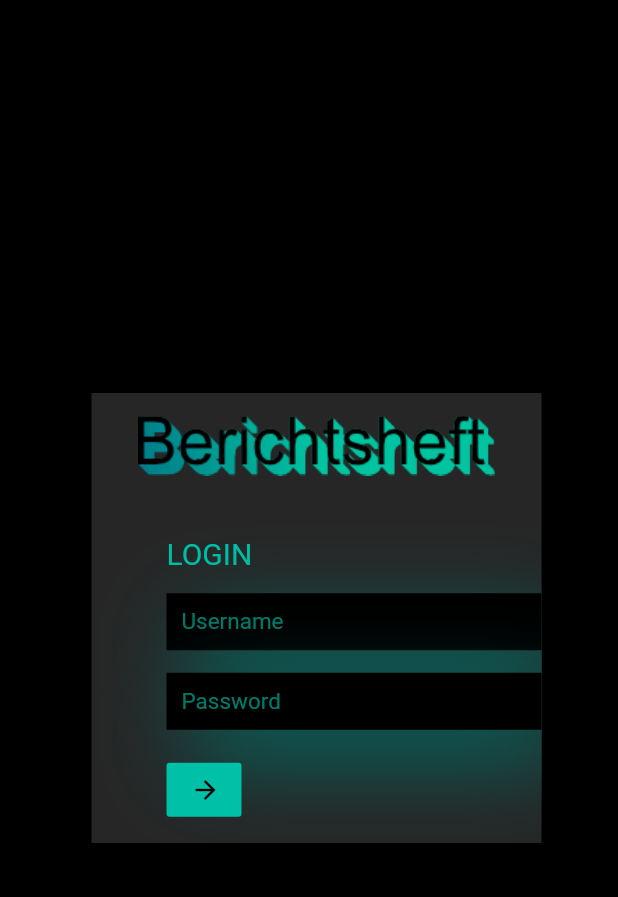
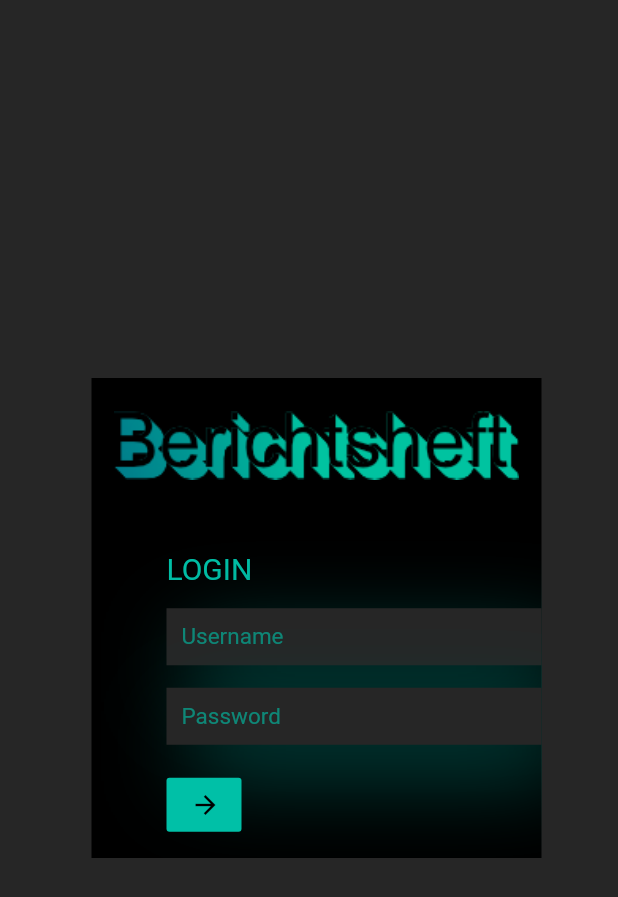
Before and after one commit to Kassan424kh/bh_app, a Flutter app: the screen it shows after launch, after a tap on the "power settings new" icon, on a phone screen of 412 x 824 dp. Shown: the top 897 px of the screen. Run offline on Flutter 3.47's test engine with Material 2 defaults, Android fonts, the phone set to English and light mode, and no system bars; our stand-ins replace google_fonts.

Commit message:
added sites component and fixed animations between login and navigation

```diff
--- a/flutter_berichtsheft_app/lib/MyApp.dart
+++ b/flutter_berichtsheft_app/lib/MyApp.dart
@@ -19,8 +19,8 @@ class MyApp extends StatelessWidget {
           children: <Widget>[
             Expanded(
               child: AnimatedContainer(
-                duration: Duration(milliseconds: 350),
-                color: _selectedTheme[_isLoggedIn ? ElementStylingParameters.primaryColor : ElementStylingParameters.primaryAccentColor],
+                duration: Duration(milliseconds: Styling.durationAnimation),
+                color: _selectedTheme[ElementStylingParameters.primaryColor],
                 child: StartSite(),
               ),
             ),
--- a/flutter_berichtsheft_app/lib/components/app_logo.dart
+++ b/flutter_berichtsheft_app/lib/components/app_logo.dart
@@ -15,11 +15,11 @@ class AppLogo extends StatelessWidget {
   Widget build(BuildContext context) {
     final _selectedTheme = Provider.of<StylingProvider>(context, listen: false).selectedTheme;
     return Expanded(
-      flex: 1,
-      child: Hero(
-        tag: "app_logo",
-        child: Container(
+      child: LayoutBuilder(
+        builder: (BuildContext context, BoxConstraints boxConstraints) => AnimatedContainer(
+          duration: Duration(milliseconds: Styling.durationAnimation),
           padding: padding,
+          constraints: BoxConstraints.expand(),
           child: Image.asset(
             _selectedTheme[ElementStylingParameters.logoImage],
             fit: BoxFit.fitWidth,
--- a/flutter_berichtsheft_app/lib/components/navigation/components/navigation_buttons.dart
+++ b/flutter_berichtsheft_app/lib/components/navigation/components/navigation_buttons.dart
@@ -14,8 +14,9 @@ class NavigationButtons extends StatelessWidget {
         ),
         child: Align(
           alignment: Alignment.centerRight,
-          child: Flex(
-            direction: Axis.vertical,
+          child: ListView(
+            scrollDirection: Axis.vertical,
+
             children: <Widget>[
               NavigationButton(
                 text: "HOME",
@@ -36,6 +37,11 @@ class NavigationButtons extends StatelessWidget {
               NavigationButton(
                 text: "Deleted",
                 icon: Icons.delete_sweep,
+                onPressed: () {},
+              ),
+              NavigationButton(
+                text: "Draft",
+                icon: Icons.attachment,
                 onPressed: () {},
               ),
             ],
@@ -63,14 +69,12 @@ class NavigationButton extends StatelessWidget {
   @override
   Widget build(BuildContext context) {
     final _selectedTheme = Provider.of<StylingProvider>(context).selectedTheme;
-    return Flexible(
-      flex: 1,
-      child: Container(
+    return Container(
       margin: EdgeInsets.only(bottom: 20),
       height: 50,
       child: LayoutBuilder(
         builder: (BuildContext context, BoxConstraints constraints) => AnimatedContainer(
-            duration: Duration(milliseconds: 350),
+          duration: Duration(milliseconds: Styling.durationAnimation),
           curve: Curves.easeInOutCubic,
           width: constraints.maxWidth,
           color: _selectedTheme[isActive ? ElementStylingParameters.primaryColor : ElementStylingParameters.primaryAccentColor],
@@ -81,7 +85,7 @@ class NavigationButton extends StatelessWidget {
             child: Row(
               children: <Widget>[
                 AnimatedContainer(
-                    duration: Duration(milliseconds: 350),
+                  duration: Duration(milliseconds: Styling.durationAnimation),
                   curve: Curves.easeInOutCubic,
                   width: isActive ? 0 : 30,
                 ),
@@ -93,7 +97,6 @@ class NavigationButton extends StatelessWidget {
           ),
         ),
       ),
-      ),
     );
   }
 }
--- a/flutter_berichtsheft_app/lib/components/navigation/components/profile/components/bottom_buttons.dart
+++ b/flutter_berichtsheft_app/lib/components/navigation/components/profile/components/bottom_buttons.dart
@@ -68,7 +68,7 @@ class Button extends StatelessWidget {
         highlightElevation: 0,
         disabledElevation: 0,
         focusElevation: 0,
-        animationDuration: Duration(milliseconds: 350),
+        animationDuration: Duration(milliseconds: Styling.durationAnimation),
         color: color.withOpacity(_selectedTheme[ElementStylingParameters.buttonsBackgroundColorOpacity]),
         splashColor: color.withOpacity(_selectedTheme[ElementStylingParameters.splashOpacity]),
         focusColor: Colors.transparent,
--- a/flutter_berichtsheft_app/lib/components/ui_text_form_field.dart
+++ b/flutter_berichtsheft_app/lib/components/ui_text_form_field.dart
@@ -56,10 +56,10 @@ class UITextFormField extends StatelessWidget {
           counterText: "",
           hintText: hintText,
           hintStyle: TextStyle(color: _selectedTheme[ElementStylingParameters.inputHintTextColor], fontSize: 15),
-          hoverColor: _selectedTheme[ElementStylingParameters.primaryAccentColor],
+          hoverColor: (_selectedTheme[ElementStylingParameters.primaryColor] as Color).withOpacity(Styling.selectedTheme[ElementStylingParameters.splashOpacity]),
           filled: true,
           isDense: true,
-          fillColor: _selectedTheme[ElementStylingParameters.primaryAccentColor],
+          fillColor: _selectedTheme[ElementStylingParameters.primaryColor],
           contentPadding: new EdgeInsets.symmetric(vertical: 10.0, horizontal: 10.0),
           border: InputBorder.none,
           focusedBorder: InputBorder.none,
--- a/flutter_berichtsheft_app/lib/sites/login.dart
+++ b/flutter_berichtsheft_app/lib/sites/login.dart
@@ -67,12 +67,15 @@ class _LoginState extends State<Login> {
                         SizedBox(height: 15),
                         _loginForm,
                         SizedBox(height: 15),
-                        UICircleButton(
-                          onPressed: () {
-                            Provider.of<LoginProvider>(context, listen: false).updateLoginStatus(
-                              Provider.of<LoginProvider>(context, listen: false).isLoggedIn ? false : true,
-                            );
-                          },
+                        Hero(
+                          tag: "login_button_to_sites_container_component",
+                          child: UICircleButton(
+                            onPressed: () {
+                              Provider.of<LoginProvider>(context, listen: false).updateLoginStatus(
+                                Provider.of<LoginProvider>(context, listen: false).isLoggedIn ? false : true,
+                              );
+                            },
+                          ),
                         ),
                       ],
                     ),
--- a/flutter_berichtsheft_app/lib/sites/start_site.dart
+++ b/flutter_berichtsheft_app/lib/sites/start_site.dart
@@ -14,6 +14,9 @@ class _StartSiteState extends State<StartSite> {
   GlobalKey _loginAndNavigationBoxKey = GlobalKey();
   Size _loginAndNavigationBoxSize = Size(0, 0);
   Offset _loginAndNavigationBoxOffset = Offset(0, 0);
+
+  bool _showLoginComponents = LoginProvider().isLoggedIn ? false : true;
+  bool _showNavigationComponents = LoginProvider().isLoggedIn ? true : false;
 
   _renderBox(_) {
     final RenderBox renderBox = _loginAndNavigationBoxKey.currentContext.findRenderObject();
@@ -47,13 +50,13 @@ class _StartSiteState extends State<StartSite> {
     bool _isLoggedIn = Provider.of<LoginProvider>(context).isLoggedIn;
     Size size = MediaQuery.of(context).size;
     return AnimatedAlign(
-      duration: Duration(milliseconds: 350),
+      duration: Duration(milliseconds: Styling.durationAnimation),
       curve: Curves.easeInOutCubic,
       alignment: _isLoggedIn ? Alignment.centerLeft : Alignment.center,
       child: AnimatedContainer(
-        duration: Duration(milliseconds: 350),
+        duration: Duration(milliseconds: Styling.durationAnimation),
         curve: Curves.easeInOutCubic,
-        color: _selectedTheme[_isLoggedIn ? ElementStylingParameters.primaryAccentColor : ElementStylingParameters.primaryColor],
+        color: _selectedTheme[ElementStylingParameters.primaryAccentColor ],
         key: _loginAndNavigationBoxKey,
         width: _isLoggedIn ? 350 : 300,
         margin: EdgeInsets.only(
@@ -61,12 +64,31 @@ class _StartSiteState extends State<StartSite> {
           left: 10,
           bottom: 10,
         ),
-        height: _isLoggedIn ? size.height : 300,
+        height: _isLoggedIn ? size.height : 320,
         child: Align(
           alignment: Alignment.center,
           child: Stack(
             children: <Widget>[
-              !_isLoggedIn ? Login(title: "Login") : Navigation(),
+              AnimatedOpacity(
+                opacity: !_isLoggedIn && _showLoginComponents ? 1 : 0,
+                duration: Duration(milliseconds: (Styling.durationAnimation / 2).round()),
+                curve: Curves.easeInOutCubic,
+                child: _showLoginComponents ? Login(title: "Login") : Container(),
+                onEnd: () => setState(() {
+                  _showLoginComponents = _isLoggedIn ? false : true;
+                  _showNavigationComponents = _isLoggedIn ? true : false;
+                }),
+              ),
+              AnimatedOpacity(
+                opacity: _isLoggedIn && _showNavigationComponents ? 1 : 0,
+                duration: Duration(milliseconds: (Styling.durationAnimation / 2).round()),
+                curve: Curves.easeInOutCubic,
+                child: _showNavigationComponents ? Navigation() : Container(),
+                onEnd: () => setState(() {
+                  _showLoginComponents = _isLoggedIn ? false : true;
+                  _showNavigationComponents = _isLoggedIn ? true : false;
+                }),
+              ),
             ],
           ),
         ),
--- a/flutter_berichtsheft_app/lib/styling/styling.dart
+++ b/flutter_berichtsheft_app/lib/styling/styling.dart
@@ -24,7 +24,7 @@ class Styling {
     ElementStylingParameters.textColor: Color(0xff262626),
     ElementStylingParameters.headerTextColor: Color(0xff25CEBB),
     ElementStylingParameters.inputHintTextColor: Color(0xff48F4DE).withOpacity(.63),
-    ElementStylingParameters.boxShadowColor: Color(0xff6DDFFF),
+    ElementStylingParameters.boxShadowColor: Color(0xffA2EEFF),
     ElementStylingParameters.logoImage: "assets/images/bh_logo_hell.png",
     ElementStylingParameters.avatarImage: "assets/avatars/avatar_hell.png",
     ElementStylingParameters.logoutButtonColor: Colors.red,
@@ -40,7 +40,7 @@ class Styling {
     ElementStylingParameters.textColor: Color(0xffA5FFE2),
     ElementStylingParameters.headerTextColor: Color(0xff00C0A7),
     ElementStylingParameters.inputHintTextColor: Color(0xff00C0A7).withOpacity(.63),
-    ElementStylingParameters.boxShadowColor: Color(0xff006E66),
+    ElementStylingParameters.boxShadowColor: Color(0xff004C46),
     ElementStylingParameters.logoImage: "assets/images/bh_logo_dark.png",
     ElementStylingParameters.avatarImage: "assets/avatars/avatar_dark.png",
     ElementStylingParameters.logoutButtonColor: Colors.redAccent,
@@ -53,5 +53,7 @@ class Styling {
 
   static var selectedTheme = lightTheme;
 
+  static int durationAnimation = 500;
+
   static double biggestPhoneSize = 577.0;
 }
```
Also changed, not shown: flutter_berichtsheft_app/lib/components/show_sites_component.dart (added, +16 -0 lines), 33 other files. Lines whose indentation alone changed are shown as unchanged.
